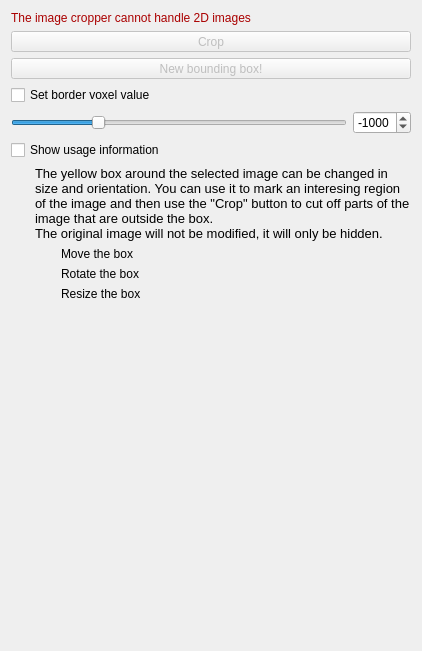
The window that Code/Gui/MITK/Plugins/uk.ac.ucl.cmic.igipointsetcropper/src/internal/QmitkPointSetCropperControls.ui (NifTK/NifTK) describes before a commit, drawn with Qt 5.
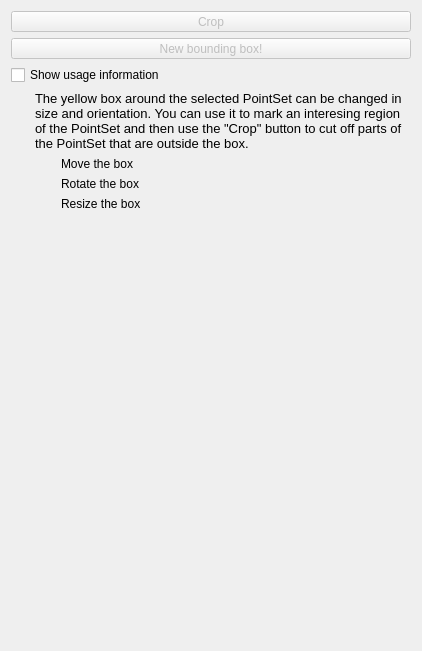
The same window after the commit. Icons and pictures are not drawn.

Commit message: Bug #3963: Implement PointSetCropper to crop points not images

```diff
--- a/Code/Gui/MITK/Plugins/uk.ac.ucl.cmic.igipointsetcropper/src/internal/QmitkPointSetCropperControls.ui
+++ b/Code/Gui/MITK/Plugins/uk.ac.ucl.cmic.igipointsetcropper/src/internal/QmitkPointSetCropperControls.ui
@@ -20,53 +20,6 @@
    <string>BoundingObjectPointSetCropper</string>
   </property>
   <layout class="QVBoxLayout" name="verticalLayout">
-   <item>
-    <widget class="QLabel" name="warningLabel">
-     <property name="enabled">
-      <bool>true</bool>
-     </property>
-     <property name="palette">
-      <palette>
-       <active>
-        <colorrole role="WindowText">
-         <brush brushstyle="SolidPattern">
-          <color alpha="255">
-           <red>170</red>
-           <green>0</green>
-           <blue>0</blue>
-          </color>
-         </brush>
-        </colorrole>
-       </active>
-       <inactive>
-        <colorrole role="WindowText">
-         <brush brushstyle="SolidPattern">
-          <color alpha="255">
-           <red>170</red>
-           <green>0</green>
-           <blue>0</blue>
-          </color>
-         </brush>
-        </colorrole>
-       </inactive>
-       <disabled>
-        <colorrole role="WindowText">
-         <brush brushstyle="SolidPattern">
-          <color alpha="255">
-           <red>170</red>
-           <green>0</green>
-           <blue>0</blue>
-          </color>
-         </brush>
-        </colorrole>
-       </disabled>
-      </palette>
-     </property>
-     <property name="text">
-      <string>The image cropper cannot handle 2D images</string>
-     </property>
-    </widget>
-   </item>
    <item>
     <widget class="QToolButton" name="m_CropButton">
      <property name="enabled">
@@ -105,55 +58,6 @@
      </property>
     </widget>
    </item>
-   <item>
-    <layout class="QGridLayout" name="gridLayout">
-     <item row="1" column="1">
-      <widget class="QSpinBox" name="m_SurroundingSpin">
-       <property name="minimum">
-        <number>-2000</number>
-       </property>
-       <property name="maximum">
-        <number>2000</number>
-       </property>
-       <property name="value">
-        <number>-1000</number>
-       </property>
-      </widget>
-     </item>
-     <item row="0" column="0">
-      <widget class="QCheckBox" name="m_EnableSurroundingCheckBox">
-       <property name="sizePolicy">
-        <sizepolicy hsizetype="Preferred" vsizetype="Fixed">
-         <horstretch>0</horstretch>
-         <verstretch>0</verstretch>
-        </sizepolicy>
-       </property>
-       <property name="text">
-        <string>Set border voxel value</string>
-       </property>
-       <property name="checked">
-        <bool>false</bool>
-       </property>
-      </widget>
-     </item>
-     <item row="1" column="0">
-      <widget class="QSlider" name="m_SurroundingSlider">
-       <property name="minimum">
-        <number>-2000</number>
-       </property>
-       <property name="maximum">
-        <number>2000</number>
-       </property>
-       <property name="value">
-        <number>-1000</number>
-       </property>
-       <property name="orientation">
-        <enum>Qt::Horizontal</enum>
-       </property>
-      </widget>
-     </item>
-    </layout>
-   </item>
    <item>
     <widget class="QCheckBox" name="chkInformation">
      <property name="sizePolicy">
@@ -188,8 +92,8 @@
          <string>&lt;!DOCTYPE HTML PUBLIC &quot;-//W3C//DTD HTML 4.0//EN&quot; &quot;http://www.w3.org/TR/REC-html40/strict.dtd&quot;&gt;
 &lt;html&gt;&lt;head&gt;&lt;meta name=&quot;qrichtext&quot; content=&quot;1&quot; /&gt;&lt;style type=&quot;text/css&quot;&gt;
 p, li { white-space: pre-wrap; }
-&lt;/style&gt;&lt;/head&gt;&lt;body style=&quot; font-family:'Sans'; font-size:10pt; font-weight:400; font-style:normal;&quot;&gt;
-&lt;p style=&quot; margin-top:0px; margin-bottom:0px; margin-left:0px; margin-right:0px; -qt-block-indent:0; text-indent:0px;&quot;&gt;The yellow box around the selected image can be changed in size and orientation. You can use it to mark an interesing region of the image and then use the &amp;quot;Crop&amp;quot; button to cut off parts of the image that are outside the box.&lt;br /&gt;The original image will not be modified, it will only be hidden.&lt;/p&gt;&lt;/body&gt;&lt;/html&gt;</string>
+&lt;/style&gt;&lt;/head&gt;&lt;body style=&quot; font-family:'.Lucida Grande UI'; font-size:13pt; font-weight:400; font-style:normal;&quot;&gt;
+&lt;p style=&quot; margin-top:0px; margin-bottom:0px; margin-left:0px; margin-right:0px; -qt-block-indent:0; text-indent:0px;&quot;&gt;&lt;span style=&quot; font-family:'Sans'; font-size:10pt;&quot;&gt;The yellow box around the selected PointSet can be changed in size and orientation. You can use it to mark an interesing region of the PointSet and then use the &amp;quot;Crop&amp;quot; button to cut off parts of the PointSet that are outside the box. &lt;/span&gt;&lt;/p&gt;&lt;/body&gt;&lt;/html&gt;</string>
         </property>
         <property name="alignment">
          <set>Qt::AlignVCenter</set>
```
Left out of the diff: 35 changed lines with no effect on the pictures. The commit also changes 2 other files.
